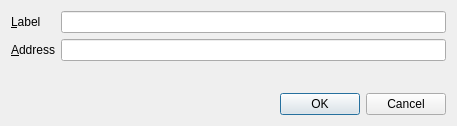
This is src/qt/forms/editaddressdialog.ui in XcelRProject/XcelR as Qt 5 draws it before an edit. The edited form follows.
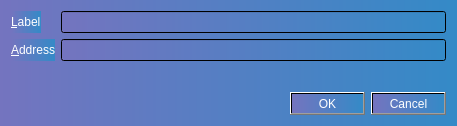
This is the edited form. Custom widgets are drawn as their Qt base class.

```diff
--- a/src/qt/forms/editaddressdialog.ui
+++ b/src/qt/forms/editaddressdialog.ui
@@ -13,6 +13,9 @@
   <property name="windowTitle">
    <string>Edit Address</string>
   </property>
+  <property name="styleSheet">
+   <string notr="true">background-color: qlineargradient(spread:pad, x1:0, y1:0, x2:1, y2:0, stop:0 rgba(116, 116, 191, 255), stop:1 rgba(52, 138, 199, 255));</string>
+  </property>
   <layout class="QVBoxLayout" name="verticalLayout">
    <item>
     <layout class="QFormLayout" name="formLayout">
@@ -21,6 +24,9 @@
      </property>
      <item row="0" column="0">
       <widget class="QLabel" name="label">
+       <property name="styleSheet">
+        <string notr="true">color: rgb(255, 255, 255);</string>
+       </property>
        <property name="text">
         <string>&amp;Label</string>
        </property>
@@ -38,6 +44,9 @@
      </item>
      <item row="1" column="0">
       <widget class="QLabel" name="label_2">
+       <property name="styleSheet">
+        <string notr="true">color: rgb(255, 255, 255);</string>
+       </property>
        <property name="text">
         <string>&amp;Address</string>
        </property>
@@ -57,6 +66,9 @@
    </item>
    <item>
     <widget class="QDialogButtonBox" name="buttonBox">
+     <property name="styleSheet">
+      <string notr="true">color: rgb(255, 255, 255);</string>
+     </property>
      <property name="orientation">
       <enum>Qt::Horizontal</enum>
      </property>
```
